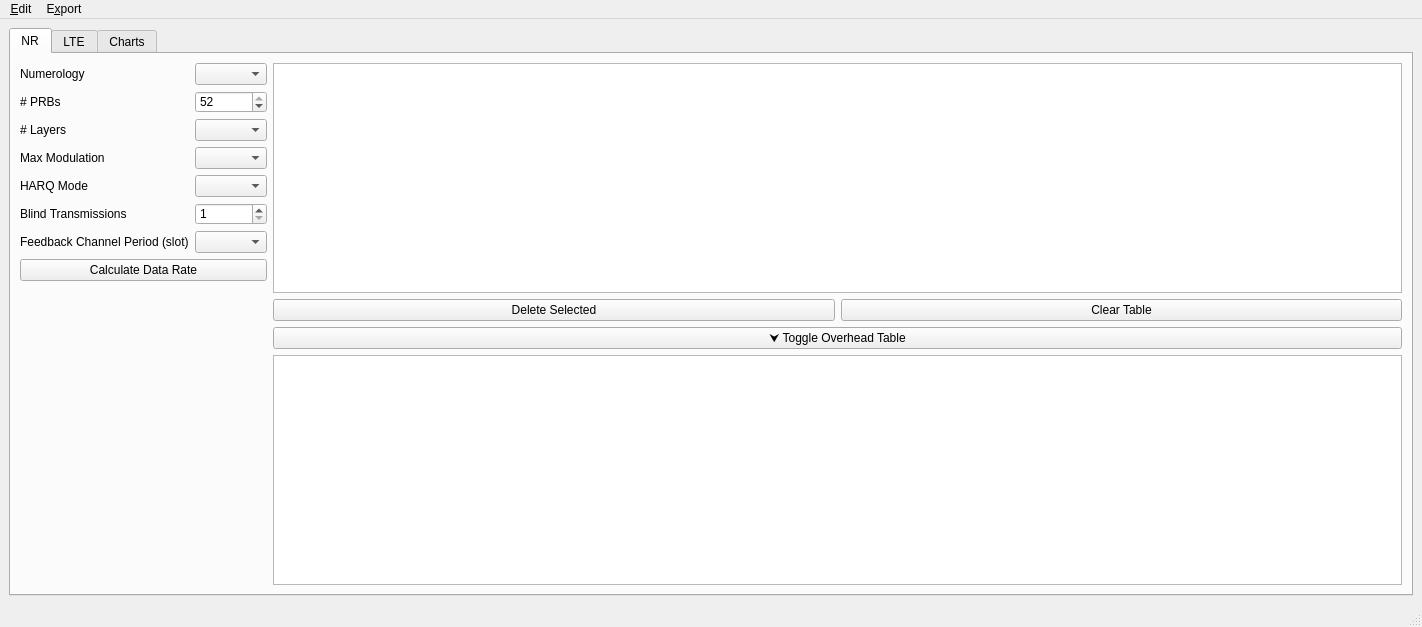
Above: main-window.ui from usnistgov/5G-NR-LTE-Sidelink-Capacity-Estimator before the change. Below: the same form after it.
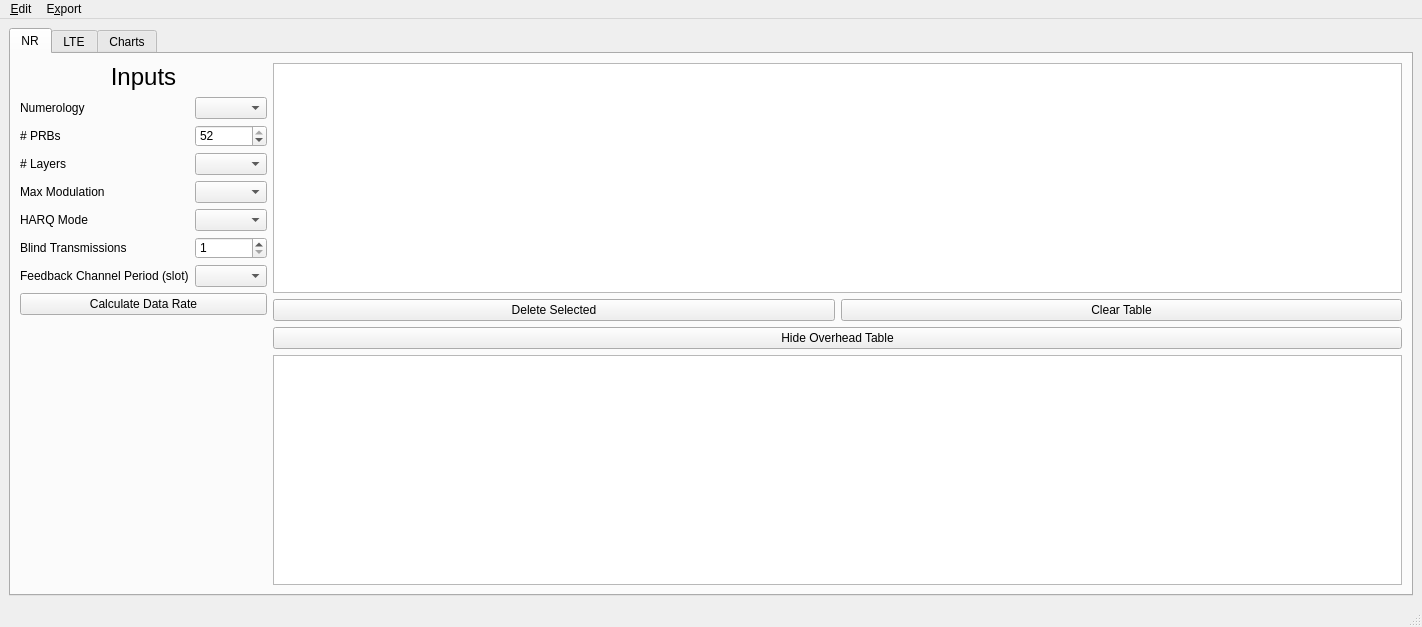
That is the form after the change. Custom widgets are drawn as their Qt base class.

Commit message: Update tool title

```diff
--- a/main-window.ui
+++ b/main-window.ui
@@ -32,7 +32,22 @@
        </attribute>
        <layout class="QHBoxLayout" name="horizontalLayout">
         <item>
-         <layout class="QVBoxLayout" name="verticalLayout">
+         <layout class="QVBoxLayout" name="verticalLayoutInputsNr">
+          <item>
+           <widget class="QLabel" name="lblInputsNr">
+            <property name="font">
+             <font>
+              <pointsize>18</pointsize>
+             </font>
+            </property>
+            <property name="text">
+             <string>Inputs</string>
+            </property>
+            <property name="alignment">
+             <set>Qt::AlignCenter</set>
+            </property>
+           </widget>
+          </item>
           <item>
            <layout class="QFormLayout" name="formLayout">
             <item row="0" column="0">
@@ -194,7 +209,7 @@
           <item>
            <widget class="QPushButton" name="btnToggleOverhead">
             <property name="text">
-             <string>⮟ Toggle Overhead Table</string>
+             <string>Hide Overhead Table</string>
             </property>
            </widget>
           </item>
```
Left out of the diff: 17 changed lines with no effect on the pictures. The commit also changes 1 other file.
